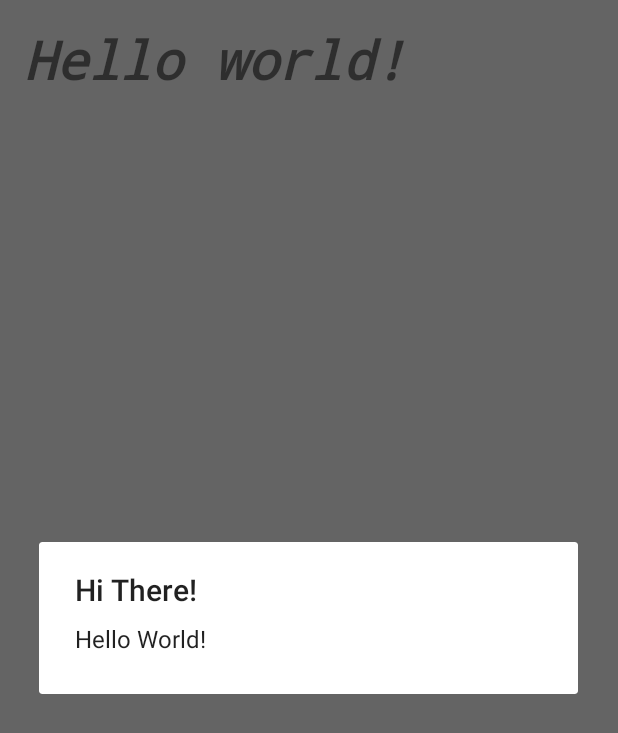
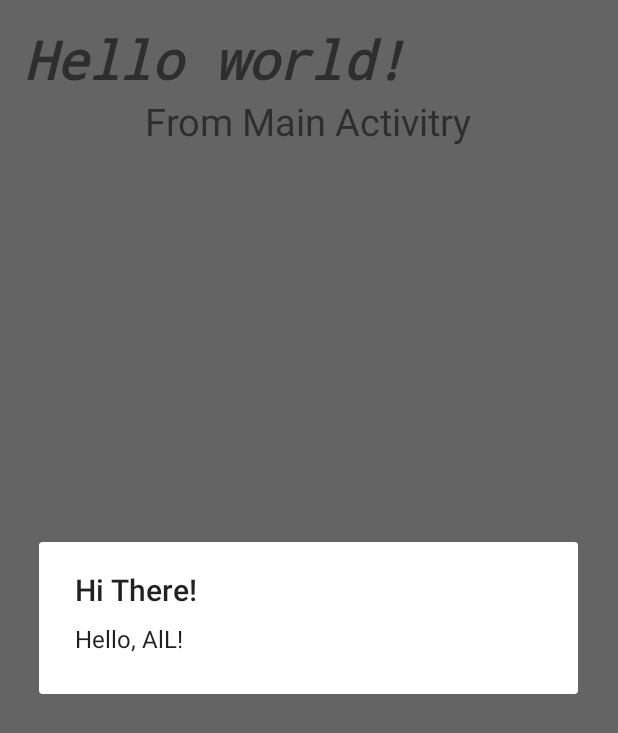
Before and after one commit to TSUMobileDevClub/testGit, an Android app: the screen it shows after launch (MainActivity), after a tap on "BUTTON", on a phone screen of 412 x 824 dp. Shown: the top 733 px of the screen. Run offline under Robolectric (Android 15) with nearby library versions, the phone set to English and light mode, and no system bars.

Commit message:
Update for tut

```diff
--- a/MobileDevGroupCourse/hello-world-alert-fragment/app/src/main/java/com/example/sgt_powell/hello_world/MainActivity.java
+++ b/MobileDevGroupCourse/hello-world-alert-fragment/app/src/main/java/com/example/sgt_powell/hello_world/MainActivity.java
@@ -10,7 +10,7 @@ import android.view.View;
 
 public class MainActivity extends Activity {
 
-    String Hello = "Hello World";
+    String Hello = "Hello World From Main Activity";
     @Override
     protected void onCreate(Bundle savedInstanceState) {
         super.onCreate(savedInstanceState);
--- a/MobileDevGroupCourse/hello-world-alert-fragment/app/src/main/java/com/example/sgt_powell/hello_world/alert.java
+++ b/MobileDevGroupCourse/hello-world-alert-fragment/app/src/main/java/com/example/sgt_powell/hello_world/alert.java
@@ -10,7 +10,7 @@ import android.os.Bundle;
  */
 public class alert extends DialogFragment {
 
-    String hello="Hello World!";
+    String hello="Hello, AlL!";
 
     @Override
     public Dialog onCreateDialog(Bundle savedInstanceState) {
--- a/MobileDevGroupCourse/hello-world-alert-fragment/app/src/main/res/layout/activity_main.xml
+++ b/MobileDevGroupCourse/hello-world-alert-fragment/app/src/main/res/layout/activity_main.xml
@@ -30,4 +30,13 @@
         android:singleLine="true"
         android:onClick="showDialogView" />
 
+    <TextView
+        android:layout_width="wrap_content"
+        android:layout_height="wrap_content"
+        android:text="From Main Activitry"
+        android:id="@+id/textView2"
+        android:layout_below="@+id/textView"
+        android:layout_centerHorizontal="true"
+        android:textSize="25dp" />
+
 </RelativeLayout>
```
Also changed, not shown: 2 other files.
